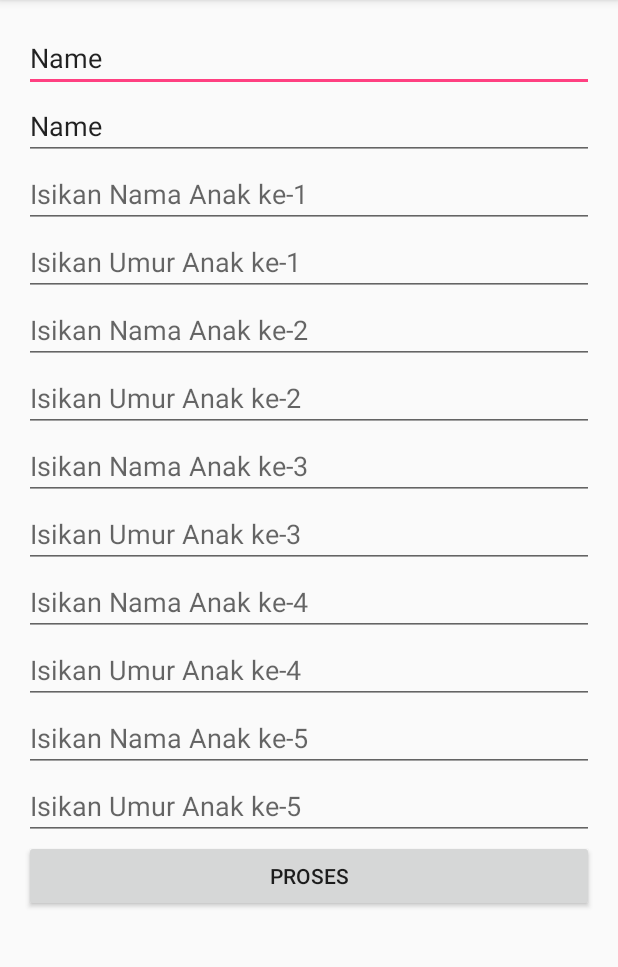
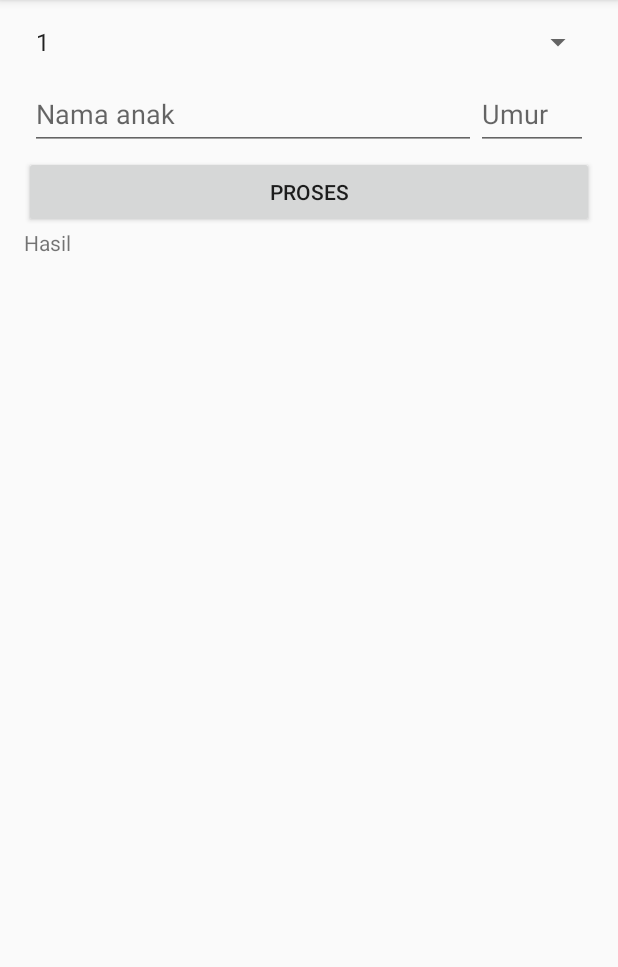
Before and after one commit to AinunNisaa/AdvancedWidget1, an Android app: the screen it shows after launch (MainActivity), on a phone screen of 412 x 824 dp, the part 84-1051 px from its top. Run offline under Robolectric (Android 15) with nearby library versions, the phone set to English and light mode, and no system bars.

Commit message:
Widget Programming Final Part

```diff
--- a/app/build.gradle
+++ b/app/build.gradle
@@ -25,5 +25,6 @@ dependencies {
         exclude group: 'com.android.support', module: 'support-annotations'
     })
     compile 'com.android.support:appcompat-v7:23.3.0'
+    compile 'com.android.support:design:23.3.0'
     testCompile 'junit:junit:4.12'
 }
--- a/app/src/main/java/id/sch/smktelkom_mlg/learn/advancedwidget1/MainActivity.java
+++ b/app/src/main/java/id/sch/smktelkom_mlg/learn/advancedwidget1/MainActivity.java
@@ -2,44 +2,76 @@ package id.sch.smktelkom_mlg.learn.advancedwidget1;
 
 import android.os.Bundle;
 import android.support.v7.app.AppCompatActivity;
-import android.text.InputType;
+import android.view.LayoutInflater;
 import android.view.View;
-import android.widget.Button;
+import android.widget.AdapterView;
+import android.widget.ArrayAdapter;
 import android.widget.EditText;
 import android.widget.LinearLayout;
+import android.widget.Spinner;
 import android.widget.TextView;
 
 public class MainActivity extends AppCompatActivity {
 
+    Spinner spJumlah;
+    LinearLayout llAnak;
+    TextView tvHasil;
 
     @Override
     protected void onCreate(Bundle savedInstanceState) {
         super.onCreate(savedInstanceState);
         setContentView(R.layout.activity_main);
 
-        final LinearLayout llMain = (LinearLayout) findViewById(R.id.LinearLayoutMain);
+        spJumlah = (Spinner) findViewById(R.id.spinnerJumlahAnak);
+        Integer[] arJumlah = new Integer[10];
+        for (int i = 0; i < 10; i++) {
+            arJumlah[i] = i + 1;
+        }
+        ArrayAdapter adapter = new ArrayAdapter<>(this,
+                android.R.layout.simple_spinner_item, arJumlah);
+        adapter.setDropDownViewResource(android.R.layout.simple_spinner_dropdown_item);
+        spJumlah.setAdapter(adapter);
 
-        addEditText(llMain);
+        llAnak = (LinearLayout) findViewById(R.id.linearLayoutAnak);
+        tvHasil = (TextView) findViewById(R.id.textViewHasil);
 
-        Button bProses = new Button(this);
-        bProses.setText("Proses");
-        llMain.addView(bProses);
-        final TextView tvHasil = new TextView(this);
-        llMain.addView(tvHasil);
-
-        bProses.setOnClickListener(new View.OnClickListener() {
+        findViewById(R.id.buttonProses).setOnClickListener(new View.OnClickListener() {
             @Override
             public void onClick(View view) {
-                doProses(llMain);
+                doProses();
+            }
+        });
+        spJumlah.setOnItemSelectedListener(new AdapterView.OnItemSelectedListener() {
+            @Override
+            public void onItemSelected(AdapterView<?> adapterView, View view, int i, long l) {
+                addEditText((int) spJumlah.getSelectedItem());
+            }
+
+            @Override
+            public void onNothingSelected(AdapterView<?> adapterView) {
+
             }
         });
     }
 
-    private void doProses(LinearLayout llMain) {
+    private void addEditText(int jumlah) {
+        llAnak.removeAllViews();
+        for (int i = 1; i <= jumlah; i++) {
+            View v = LayoutInflater.from(this).inflate(R.layout.layout_anak, llAnak, false);
+            v.setTag("Anak" + i);
+            llAnak.addView(v);
+        }
+    }
+
+
+    private void doProses() {
+        int jumlah = (int) spJumlah.getSelectedItem();
         String hasil = "";
-        for (int i = 0; i < 5; i++) {
-            EditText etNama = (EditText) llMain.getChildAt(i * 2);
-            EditText etUmur = (EditText) llMain.getChildAt((i * 2) + 1);
+        for (int i = 1; i <= jumlah; i++) {
+            LinearLayout llNow = (LinearLayout) llAnak.findViewWithTag("Anak" + i);
+
+            EditText etNama = (EditText) llNow.findViewById(R.id.editTextNama);
+            EditText etUmur = (EditText) llNow.findViewById(R.id.editTextUmur);
 
             String nama = etNama.getText().toString().trim();
             String umur = etUmur.getText().toString();
@@ -47,23 +79,8 @@ public class MainActivity extends AppCompatActivity {
             if (umur.isEmpty())
                 umur = "0";
             if (!nama.isEmpty())
-                hasil += "Anak ke-" + (i + 1) + ": " + nama + " umur " + umur + " tahun\n";
-
+                hasil += "Anak ke-" + i + " : " + nama + " umur " + umur + " tahun\n";
         }
-        TextView tvHasil = (TextView) llMain.getChildAt(11);
         tvHasil.setText(hasil);
     }
-
-    private void addEditText(LinearLayout llMain) {
-        for (int i = 1; i <= 5; i++) {
-            final EditText etNama = new EditText(this);
-            llMain.addView(etNama);
-            etNama.setHint("Isikan Nama Anak ke-" + i);
-
-            final EditText etUmur = new EditText(this);
-            llMain.addView(etUmur);
-            etUmur.setHint("Isikan Umur Anak ke-" + i);
-            etUmur.setInputType(InputType.TYPE_CLASS_NUMBER);
-        }
-    }
 }
--- a/app/src/main/res/layout/activity_main.xml
+++ b/app/src/main/res/layout/activity_main.xml
@@ -1,7 +1,11 @@
 <?xml version="1.0" encoding="utf-8"?>
-<LinearLayout xmlns:android="http://schemas.android.com/apk/res/android"
+<ScrollView xmlns:android="http://schemas.android.com/apk/res/android"
     xmlns:tools="http://schemas.android.com/tools"
-    android:id="@+id/LinearLayoutMain"
+    android:layout_width="match_parent"
+    android:layout_height="match_parent">
+
+    <LinearLayout
+        android:id="@+id/activity_main"
         android:layout_width="match_parent"
         android:layout_height="match_parent"
         android:orientation="vertical"
@@ -11,19 +15,29 @@
         android:paddingTop="@dimen/activity_vertical_margin"
         tools:context="id.sch.smktelkom_mlg.learn.advancedwidget1.MainActivity">
 
-    <EditText
-        android:id="@+id/editText"
+        <Spinner
+            android:id="@+id/spinnerJumlahAnak"
+            android:layout_width="match_parent"
+            android:layout_height="wrap_content" />
+
+        <LinearLayout
+            android:id="@+id/linearLayoutAnak"
             android:layout_width="match_parent"
             android:layout_height="wrap_content"
-        android:ems="10"
-        android:inputType="textPersonName"
-        android:text="Name" />
+            android:orientation="vertical" />
 
-    <EditText
-        android:id="@+id/editText2"
+        <Button
+            android:id="@+id/buttonProses"
             android:layout_width="match_parent"
             android:layout_height="wrap_content"
-        android:ems="10"
-        android:inputType="textPersonName"
-        android:text="Name" />
+            android:text="Proses" />
+
+        <TextView
+            android:id="@+id/textViewHasil"
+            android:layout_width="match_parent"
+            android:layout_height="wrap_content"
+            android:text="Hasil" />
+
     </LinearLayout>
+
+</ScrollView>
--- /dev/null
+++ b/app/src/main/res/layout/layout_anak.xml
@@ -0,0 +1,35 @@
+<?xml version="1.0" encoding="utf-8"?>
+<LinearLayout xmlns:android="http://schemas.android.com/apk/res/android"
+    android:layout_width="match_parent"
+    android:layout_height="match_parent"
+    android:padding="4dp"
+    android:weightSum="1">
+
+    <android.support.design.widget.TextInputLayout
+        android:layout_width="0dp"
+        android:layout_height="wrap_content"
+        android:layout_weight="0.8">
+
+        <android.support.design.widget.TextInputEditText
+            android:id="@+id/editTextNama"
+            android:layout_width="match_parent"
+            android:layout_height="match_parent"
+            android:hint="Nama anak" />
+
+    </android.support.design.widget.TextInputLayout>
+
+    <android.support.design.widget.TextInputLayout
+        android:layout_width="0dp"
+        android:layout_height="wrap_content"
+        android:layout_weight="0.2">
+
+        <android.support.design.widget.TextInputEditText
+            android:id="@+id/editTextUmur"
+            android:layout_width="match_parent"
+            android:layout_height="match_parent"
+            android:hint="Umur"
+            android:maxLength="2" />
+
+    </android.support.design.widget.TextInputLayout>
+
+</LinearLayout>
```
Lines whose indentation alone changed are shown as unchanged.
